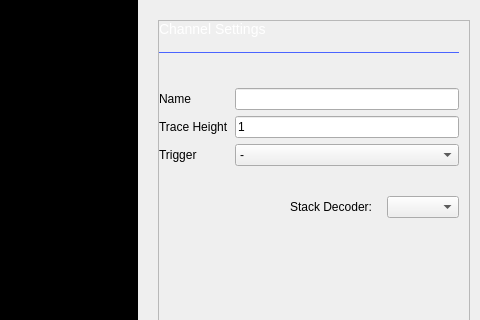
First picture: the form in ui/logic_analyzer.ui, repository analogdevicesinc/scopy, before the edit; both pictures show x 800 to 1280 and y 91 to 411 of the 1280 by 654 pixel window.
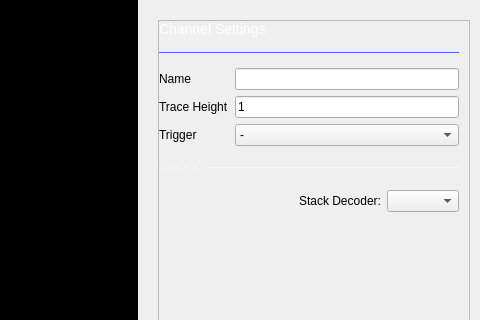
Second picture: the form after the edit. Icons and pictures are not drawn. Custom widgets are drawn as their Qt base class.

What changed in the file:
```diff
--- a/ui/logic_analyzer.ui
+++ b/ui/logic_analyzer.ui
@@ -692,7 +692,7 @@
                      <rect>
                       <x>0</x>
                       <y>0</y>
-                      <width>312</width>
+                      <width>310</width>
                       <height>467</height>
                      </rect>
                     </property>
@@ -784,7 +784,7 @@
                          <number>0</number>
                         </property>
                         <property name="topMargin">
-                         <number>20</number>
+                         <number>0</number>
                         </property>
                         <property name="rightMargin">
                          <number>0</number>
@@ -907,9 +907,15 @@
                      </item>
                      <item>
                       <widget class="QWidget" name="groupWidget" native="true">
+                       <property name="sizePolicy">
+                        <sizepolicy hsizetype="Preferred" vsizetype="Fixed">
+                         <horstretch>0</horstretch>
+                         <verstretch>0</verstretch>
+                        </sizepolicy>
+                       </property>
                        <layout class="QVBoxLayout" name="groupWidgetLayout">
                         <property name="spacing">
-                         <number>0</number>
+                         <number>15</number>
                         </property>
                         <property name="leftMargin">
                          <number>0</number>
@@ -923,6 +929,52 @@
                         <property name="bottomMargin">
                          <number>0</number>
                         </property>
+                        <item>
+                         <layout class="QHBoxLayout" name="horizontalLayout_8">
+                          <property name="spacing">
+                           <number>0</number>
+                          </property>
+                          <property name="topMargin">
+                           <number>0</number>
+                          </property>
+                          <item>
+                           <widget class="QLabel" name="label_8">
+                            <property name="sizePolicy">
+                             <sizepolicy hsizetype="Fixed" vsizetype="Preferred">
+                              <horstretch>0</horstretch>
+                              <verstretch>0</verstretch>
+                             </sizepolicy>
+                            </property>
+                            <property name="styleSheet">
+                             <string notr="true">QLabel {
+  font-size: 12px;
+color: rgba(255, 255, 255, 70);
+font-weight: normal;
+}</string>
+                            </property>
+                            <property name="text">
+                             <string>GROUP </string>
+                            </property>
+                           </widget>
+                          </item>
+                          <item>
+                           <widget class="Line" name="line_5">
+                            <property name="maximumSize">
+                             <size>
+                              <width>16777215</width>
+                              <height>1</height>
+                             </size>
+                            </property>
+                            <property name="styleSheet">
+                             <string notr="true">border: 1px solid rgba(255, 255, 255, 70);</string>
+                            </property>
+                            <property name="orientation">
+                             <enum>Qt::Horizontal</enum>
+                            </property>
+                           </widget>
+                          </item>
+                         </layout>
+                        </item>
                        </layout>
                       </widget>
                      </item>
@@ -934,10 +986,20 @@
                       </layout>
                      </item>
                      <item>
-                      <layout class="QHBoxLayout" name="horizontalLayout_5">
+                      <widget class="QWidget" name="stackDecoderWidget" native="true">
+                       <layout class="QHBoxLayout" name="horizontalLayout_9">
+                        <property name="leftMargin">
+                         <number>0</number>
+                        </property>
                        <property name="topMargin">
                         <number>0</number>
                        </property>
+                        <property name="rightMargin">
+                         <number>0</number>
+                        </property>
+                        <property name="bottomMargin">
+                         <number>0</number>
+                        </property>
                        <item>
                         <spacer name="horizontalSpacer_6">
                          <property name="orientation">
@@ -968,6 +1030,7 @@
                         <widget class="QComboBox" name="stackDecoderComboBox"/>
                        </item>
                       </layout>
+                      </widget>
                      </item>
                      <item>
                       <layout class="QHBoxLayout" name="horizontalLayout_7">
@@ -975,7 +1038,7 @@
                         <number>0</number>
                        </property>
                        <property name="topMargin">
-                        <number>0</number>
+                        <number>20</number>
                        </property>
                        <item>
                         <spacer name="horizontalSpacer_10">
@@ -987,7 +1050,7 @@
                          </property>
                          <property name="sizeHint" stdset="0">
                           <size>
-                           <width>300</width>
+                           <width>250</width>
                            <height>20</height>
                           </size>
                          </property>
@@ -1000,6 +1063,9 @@
                        <property name="orientation">
                         <enum>Qt::Vertical</enum>
                        </property>
+                       <property name="sizeType">
+                        <enum>QSizePolicy::Expanding</enum>
+                       </property>
                        <property name="sizeHint" stdset="0">
                         <size>
                          <width>20</width>
```
Lines whose indentation alone changed are shown as unchanged.
